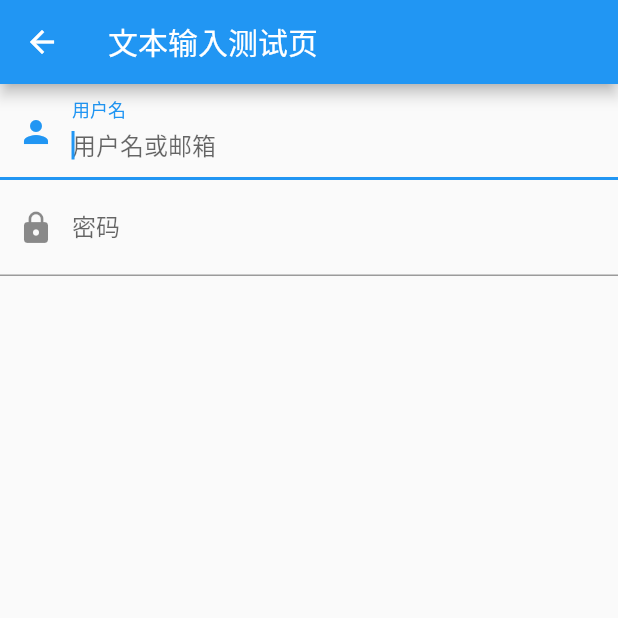
After one commit to DMingOu/flutter_learning_demo, a Flutter app: the TextFieldPage screen opened by its route, on a phone screen of 412 x 824 dp, the top half of it. The commit adds this screen. Run offline on Flutter 3.47's test engine with Material 2 defaults, Android fonts, the phone set to English and light mode, and no system bars; our stand-ins replace toast; network calls fail.

Commit message:
学习了图片组件，文本输入组件，包导入，资源依赖，页面跳转

```diff
--- /dev/null
+++ b/lib/TextFieldPage.dart
@@ -0,0 +1,56 @@
+import 'package:flutter/material.dart';
+
+class TextFieldPage extends StatefulWidget {
+  @override
+  TextFieldPageState createState() => TextFieldPageState();
+}
+
+class TextFieldPageState extends State<TextFieldPage> {
+  @override
+  Widget build(BuildContext context) {
+    return Scaffold(
+      appBar: AppBar(
+        title: Text('文本输入测试页'),
+      ),
+      body: Column(
+            children: <Widget>[
+              TextField(
+                autofocus: true,
+                decoration: InputDecoration(
+                    labelText: "用户名",
+                    hintText: "用户名或邮箱",
+                    prefixIcon: Icon(Icons.person)
+                ),
+              ),
+              TextField(
+                decoration: InputDecoration(
+                    labelText: "密码",
+                    hintText: "您的登录密码",
+                    prefixIcon: Icon(Icons.lock)
+                ),
+                obscureText: true,
+              ),
+            ],
+      ),
+    );
+  }
+  @override
+  void initState() {
+    super.initState();
+  }
+
+  @override
+  void dispose() {
+    super.dispose();
+  }
+
+  @override
+  void didUpdateWidget(TextFieldPage oldWidget) {
+    super.didUpdateWidget(oldWidget);
+  }
+
+  @override
+  void didChangeDependencies() {
+    super.didChangeDependencies();
+  }
+}
--- a/lib/bottomNaviagtionPage.dart
+++ b/lib/bottomNaviagtionPage.dart
@@ -48,6 +48,7 @@ class _BNVPage extends State<BNVPage>{
     void popPage(){
         Navigator.pop(context);
     }
+
 
 
     @override
```
Also changed, not shown: lib/ImagePage.dart (added, +62 -0 lines), lib/main.dart (+87 -14 lines), pubspec.yaml (+10 -1 lines), asset/local_images/fun.gif (added), asset/local_images/img1.webp (added), pubspec.lock.
